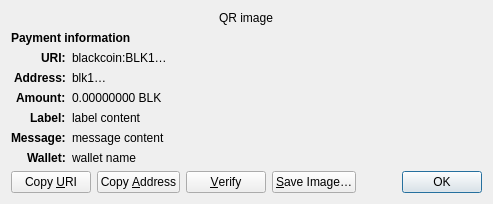
First picture: the form in codexacoin-core/src/qt/forms/receiverequestdialog.ui, repository fakharnaqvi5313/codexacoin, before the edit.
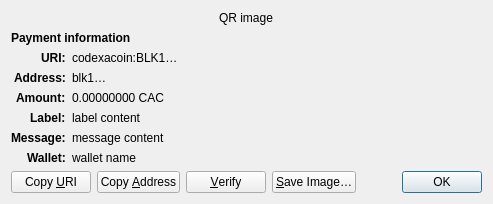
Second picture: the form after the edit. Custom widgets are drawn as their Qt base class.

Commit message: Rebrand: blackcoin/Blackcoin/BLACKCOIN/BLK -> codexacoin/CodexaCoin/CODEXACOIN/CAC

The edit to the form file:
```diff
--- a/codexacoin-core/src/qt/forms/receiverequestdialog.ui
+++ b/codexacoin-core/src/qt/forms/receiverequestdialog.ui
@@ -65,7 +65,7 @@
    <item row="2" column="1" alignment="Qt::AlignTop">
     <widget class="QLabel" name="uri_content">
      <property name="text">
-      <string notr="true">blackcoin:BLK1…</string>
+      <string notr="true">codexacoin:BLK1…</string>
      </property>
      <property name="textFormat">
       <enum>Qt::RichText</enum>
@@ -126,7 +126,7 @@
    <item row="4" column="1" alignment="Qt::AlignTop">
     <widget class="QLabel" name="amount_content">
      <property name="text">
-      <string notr="true">0.00000000 BLK</string>
+      <string notr="true">0.00000000 CAC</string>
      </property>
      <property name="textFormat">
       <enum>Qt::PlainText</enum>
```
The commit also changes 263 other files.
